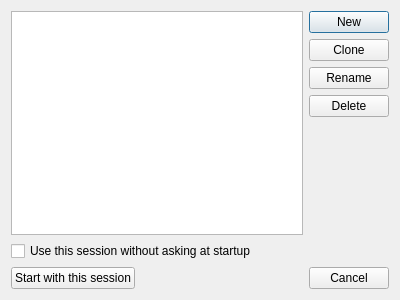
Qt form Viewer/ecflowUI/src/SessionDialog.ui (ecmwf/ecflow) before a commit.
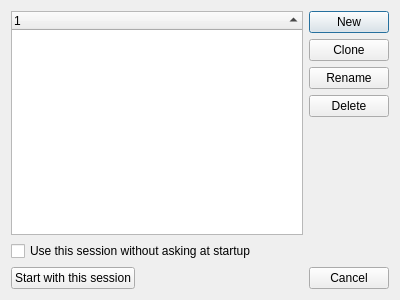
The same form after that commit.

Commit message: ecFlowUI: add sort interface to session manager ECFLOW-1714

Patch:
```diff
--- a/Viewer/ecflowUI/src/SessionDialog.ui
+++ b/Viewer/ecflowUI/src/SessionDialog.ui
@@ -17,7 +17,19 @@
    <item>
     <layout class="QHBoxLayout" name="horizontalLayout">
      <item>
-      <widget class="QListWidget" name="savedSessionsList_"/>
+      <widget class="QTreeWidget" name="savedSessionsList_">
+       <property name="rootIsDecorated">
+        <bool>false</bool>
+       </property>
+       <property name="sortingEnabled">
+        <bool>true</bool>
+       </property>
+       <column>
+        <property name="text">
+         <string notr="true">1</string>
+        </property>
+       </column>
+      </widget>
      </item>
      <item>
       <layout class="QGridLayout" name="gridLayout">
```
The commit also changes 1 other file.
